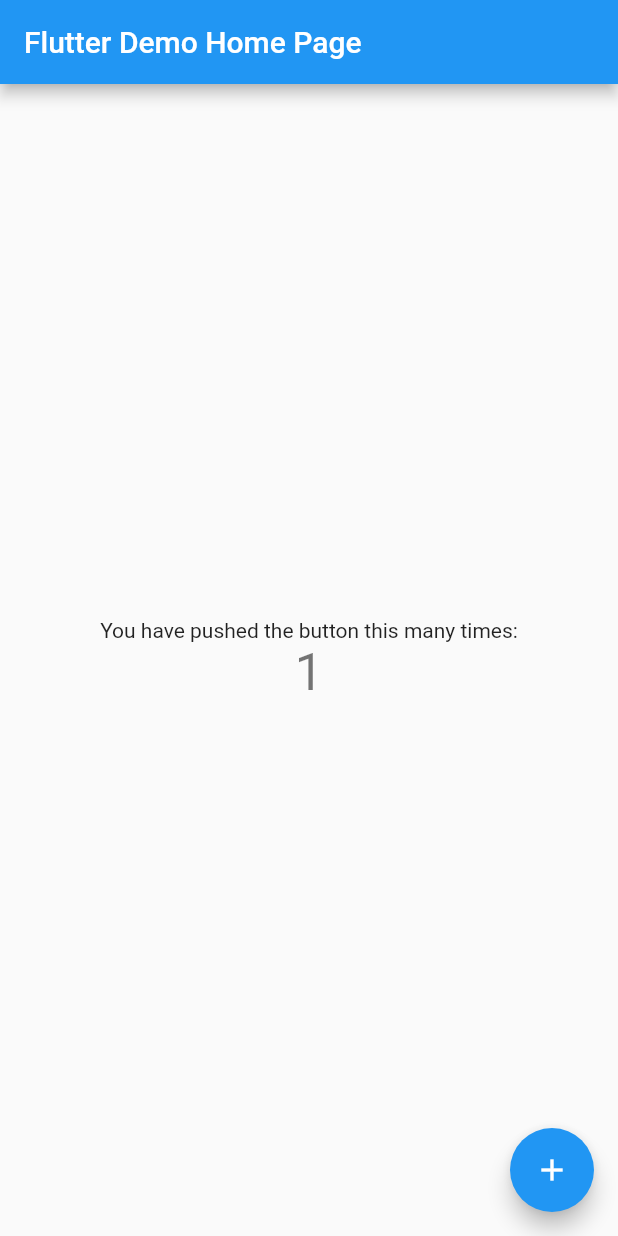
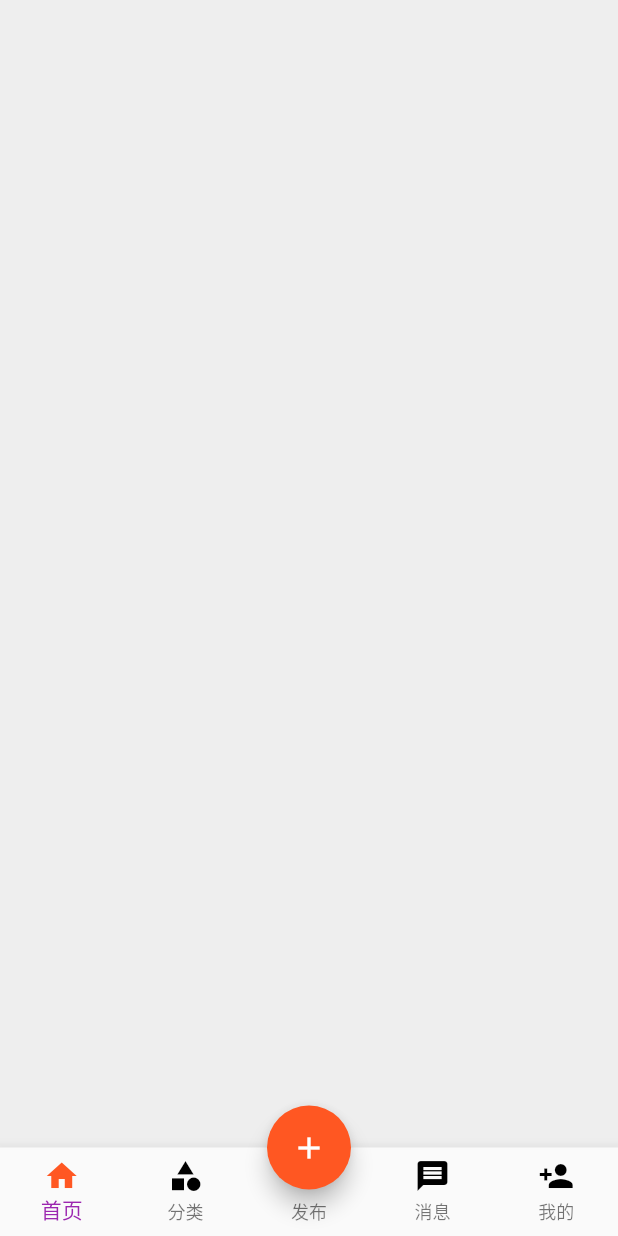
Before and after one commit to xieenqi/my_flutter_dart, a Flutter app: the screen it shows after launch, after a tap on the "add" icon, on a phone screen of 412 x 824 dp. Run offline on Flutter 3.47's test engine with Material 2 defaults, Android fonts, the phone set to English and light mode, and no system bars.

Commit message:
底部导航栏

```diff
--- /dev/null
+++ b/lib/common/config/Themes.dart
@@ -0,0 +1,27 @@
+import 'package:flutter/material.dart';
+
+ /*
+  * 去除水波纹效果
+  * 使用theme强制设置splash color和highlight color为 Colors.transparent
+  * splashColor: Colors.transparent,
+  * highlightColor: Colors.transparent),
+  * brightness: Theme.of(context).brightness,确保与appTheme主题一致
+  */
+
+
+class Themes {
+
+  static ThemeData kIOSTheme = new ThemeData(
+    primarySwatch: Colors.blue,
+    primaryColor: Colors.grey[100],
+    primaryColorBrightness: Brightness.light,
+  );
+
+  static ThemeData kDefaultTheme = new ThemeData(
+    primaryColor: Colors.white,// 主题色
+    scaffoldBackgroundColor: Colors.grey[200],//背景样色
+    accentColor: Colors.deepOrangeAccent, //强调颜色
+    secondaryHeaderColor: Colors.white70,// 次标题颜色
+    primarySwatch: Colors.purple,
+  );
+}
--- a/lib/main.dart
+++ b/lib/main.dart
@@ -1,4 +1,6 @@
+import 'package:flutter/foundation.dart';
 import 'package:flutter/material.dart';
+import 'package:my_flutter_dart/common/config/Themes.dart';
 
 void main() => runApp(MyApp());
 
@@ -7,19 +9,10 @@ class MyApp extends StatelessWidget {
   @override
   Widget build(BuildContext context) {
     return MaterialApp(
-      title: 'Flutter Demo',
-      theme: ThemeData(
-        // This is the theme of your application.
-        //
-        // Try running your application with "flutter run". You'll see the
-        // application has a blue toolbar. Then, without quitting the app, try
-        // changing the primarySwatch below to Colors.green and then invoke
-        // "hot reload" (press "r" in the console where you ran "flutter run",
-        // or simply save your changes to "hot reload" in a Flutter IDE).
-        // Notice that the counter didn't reset back to zero; the application
-        // is not restarted.
-        primarySwatch: Colors.blue,
-      ),
+      title: 'Flutter Demo 转得快',
+      theme:defaultTargetPlatform == TargetPlatform.iOS
+            ? Themes.kIOSTheme
+            : Themes.kDefaultTheme, // 根据平台获取主题
       home: MyHomePage(title: 'Flutter Demo Home Page'),
     );
   }
@@ -27,15 +20,12 @@ class MyApp extends StatelessWidget {
 
 class MyHomePage extends StatefulWidget {
   MyHomePage({Key key, this.title}) : super(key: key);
-
-  // This widget is the home page of your application. It is stateful, meaning
-  // that it has a State object (defined below) that contains fields that affect
-  // how it looks.
-
-  // This class is the configuration for the state. It holds the values (in this
-  // case the title) provided by the parent (in this case the App widget) and
-  // used by the build method of the State. Fields in a Widget subclass are
-  // always marked "final".
+//此小部件是应用程序的主页。 这是有状态的，意思
+//它有一个State对象（在下面定义），其中包含影响的字段
+// 它看起来如何
+//此类是状态的配置。 它保留了价值（在此
+//案例标题）由父母提供（在本例中为App小部件）和
+//始终标记为“最终”。
 
   final String title;
 
@@ -43,69 +33,108 @@ class MyHomePage extends StatefulWidget {
   _MyHomePageState createState() => _MyHomePageState();
 }
 
+List<StatefulWidget> _pages = [
+//  HomeScreen(),
+//  CategoryScreen(),
+//  BlankScreen(),// 空白
+//  MessageScreen(),
+//  MineScreen()
+];
+
+final _bottomNavigationTextColor = Colors.black; // 导航字体颜色
+final _bottomNavigationIconColor = Colors.black; // 导航默认图标颜色
+final _bottomNavigationActiveIconColor = Colors.deepOrange; // 导航选中图标颜色
+
+int _currentIndex = 0; // 当前 页面 下标
+var _controller = PageController(
+  initialPage: 0, // 底部 初始化页面 和状态
+);
+
+_onAdd() {
+//  setState(() {});
+}
+
 class _MyHomePageState extends State<MyHomePage> {
-  int _counter = 0;
-
-  void _incrementCounter() {
-    setState(() {
-      // This call to setState tells the Flutter framework that something has
-      // changed in this State, which causes it to rerun the build method below
-      // so that the display can reflect the updated values. If we changed
-      // _counter without calling setState(), then the build method would not be
-      // called again, and so nothing would appear to happen.
-      _counter++;
-    });
-  }
-
   @override
   Widget build(BuildContext context) {
-    // This method is rerun every time setState is called, for instance as done
-    // by the _incrementCounter method above.
-    //
-    // The Flutter framework has been optimized to make rerunning build methods
-    // fast, so that you can just rebuild anything that needs updating rather
-    // than having to individually change instances of widgets.
     return Scaffold(
-      appBar: AppBar(
-        // Here we take the value from the MyHomePage object that was created by
-        // the App.build method, and use it to set our appbar title.
-        title: Text(widget.title),
+      body: PageView(
+        controller: _controller,
+        children: _pages,
+        physics: NeverScrollableScrollPhysics(), // 进制滑动切换
       ),
-      body: Center(
-        // Center is a layout widget. It takes a single child and positions it
-        // in the middle of the parent.
-        child: Column(
-          // Column is also layout widget. It takes a list of children and
-          // arranges them vertically. By default, it sizes itself to fit its
-          // children horizontally, and tries to be as tall as its parent.
-          //
-          // Invoke "debug painting" (press "p" in the console, choose the
-          // "Toggle Debug Paint" action from the Flutter Inspector in Android
-          // Studio, or the "Toggle Debug Paint" command in Visual Studio Code)
-          // to see the wireframe for each widget.
-          //
-          // Column has various properties to control how it sizes itself and
-          // how it positions its children. Here we use mainAxisAlignment to
-          // center the children vertically; the main axis here is the vertical
-          // axis because Columns are vertical (the cross axis would be
-          // horizontal).
-          mainAxisAlignment: MainAxisAlignment.center,
-          children: <Widget>[
-            Text(
-              'You have pushed the button this many times:',
+      floatingActionButton: new Builder(builder: (BuildContext context) {
+        return new FloatingActionButton(
+          backgroundColor: Colors.deepOrange,
+          onPressed: _onAdd,
+          child: const Icon(Icons.add, color: Colors.white),
+          //tooltip: "发布", // 常按显示提示
+          //heroTag: null, // 去除系统默认动画效果
+        );
+      }),
+      floatingActionButtonLocation: FloatingActionButtonLocation.centerDocked,
+      // 添加按钮位置
+      bottomNavigationBar: BottomNavigationBar(
+        //底部导航点击事件
+        currentIndex: _currentIndex,
+        onTap: (index) {
+          var _index = index;
+          if (_index == 2) {
+            // tab添加被点击
+            _onAdd();
+            return;
+          }
+          // _controller.animateToPage(_index, duration: Duration(milliseconds: 500), curve: Curves.fastOutSlowIn); // 动画效果 切换
+          _controller.jumpToPage(_index); // 无动画效果切换
+          setState(() {
+            _currentIndex = _index;
+          });
+        },
+        type: BottomNavigationBarType.fixed,
+        //fixedColor: Colors.white,
+        items: [
+          new BottomNavigationBarItem(
+            activeIcon:
+                new Icon(Icons.home, color: _bottomNavigationActiveIconColor),
+            backgroundColor: Colors.white,
+            icon: new Icon(Icons.home, color: _bottomNavigationIconColor),
+            title: new Text("首页",
+                style: TextStyle(color: _bottomNavigationTextColor)),
+          ),
+          new BottomNavigationBarItem(
+            activeIcon: new Icon(Icons.category,
+                color: _bottomNavigationActiveIconColor),
+            icon: new Icon(
+              Icons.category,
+              color: _bottomNavigationIconColor,
             ),
-            Text(
-              '$_counter',
-              style: Theme.of(context).textTheme.display1,
+            title: new Text("分类",
+                style: TextStyle(color: _bottomNavigationTextColor)),
+          ),
+          new BottomNavigationBarItem(
+            icon: new Icon(
+              Icons.add,
+              color: Colors.black12,
             ),
-          ],
-        ),
+            title: new Text("发布",
+                style: TextStyle(color: _bottomNavigationTextColor)),
+          ),
+          new BottomNavigationBarItem(
+            activeIcon: new Icon(Icons.message,
+                color: _bottomNavigationActiveIconColor),
+            icon: new Icon(Icons.message, color: _bottomNavigationIconColor),
+            title: new Text("消息",
+                style: TextStyle(color: _bottomNavigationTextColor)),
+          ),
+          new BottomNavigationBarItem(
+            activeIcon: new Icon(Icons.category,
+                color: _bottomNavigationActiveIconColor),
+            icon: new Icon(Icons.person_add, color: _bottomNavigationIconColor),
+            title: new Text("我的",
+                style: TextStyle(color: _bottomNavigationTextColor)),
+          ),
+        ],
       ),
-      floatingActionButton: FloatingActionButton(
-        onPressed: _incrementCounter,
-        tooltip: 'Increment',
-        child: Icon(Icons.add),
-      ), // This trailing comma makes auto-formatting nicer for build methods.
     );
   }
 }
```
